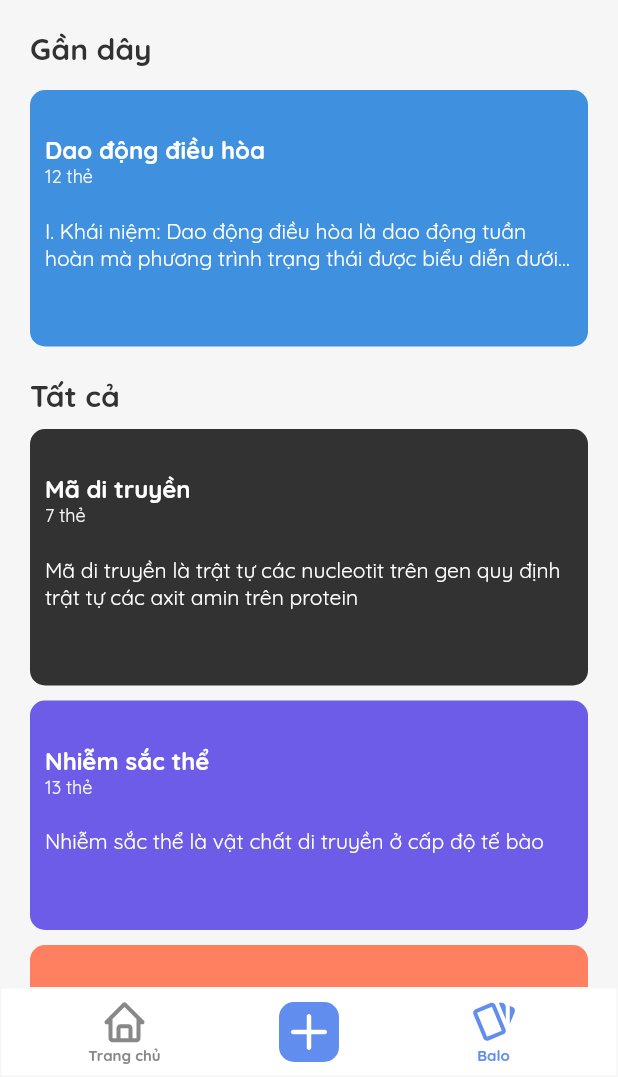
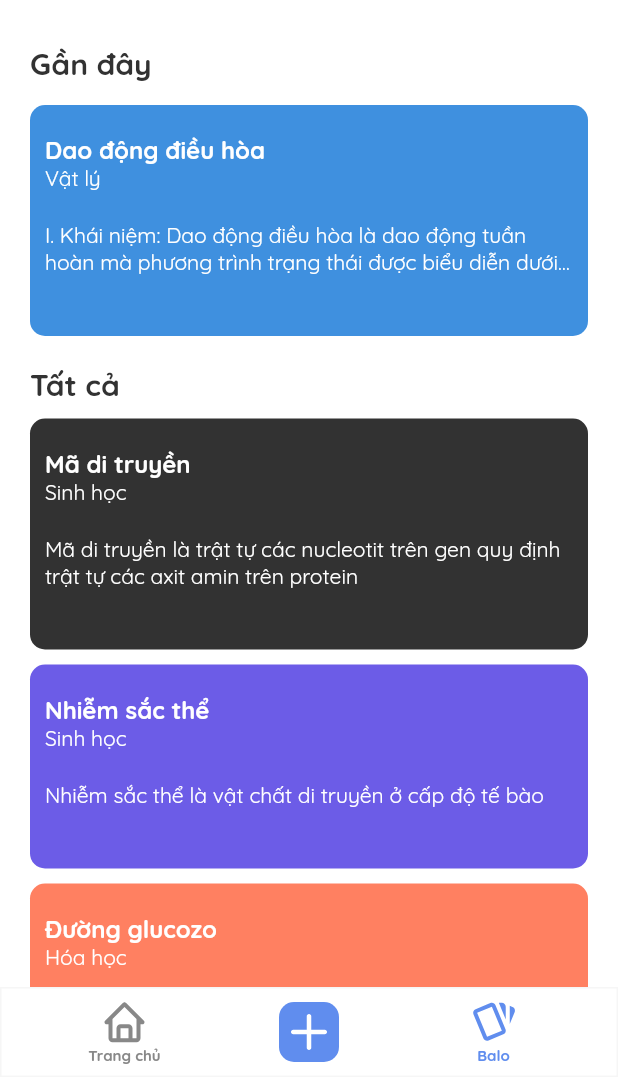
Before and after one commit to tadyuh76/studie, a Flutter app: the screen it shows once a user with an empty profile is signed in, after a tap on "Balo", on a phone screen of 412 x 824 dp, the part 159-1236 px from its top. Run offline on Flutter 3.47's test engine with Material 2 defaults, Android fonts, the phone set to English and light mode, and no system bars; our stand-ins replace cloud_firestore, firebase_auth, firebase_core, flutter_riverpod, flutter_svg, google_sign_in and 3 more; missing offline and left inert: agora_rtc_engine; accounts and stored records are empty; network calls fail.

Commit message:
note edit screen basic function

```diff
--- a/lib/constants/colors.dart
+++ b/lib/constants/colors.dart
@@ -4,6 +4,7 @@ const kPrimaryColor = Color(0xFF608DEE);
 const kPrimaryLight = Color(0xFFCEDBF8);
 // const kSecondaryColor = Color(0xFFFF637B);
 const kDarkGrey = Color(0xFF888888);
+const kGrey = Color(0xFFCCCCCC);
 const kLightGrey = Color(0xFFF6F6F6);
 const kWhite = Color(0xFFFFFFFF);
 const kBlack = Color(0xFF323232);
--- a/lib/main.dart
+++ b/lib/main.dart
@@ -61,6 +61,7 @@ class App extends StatelessWidget {
   }
 }
 
+// unfocus the keyboard whenever user tap the screen
 class _Unfocus extends StatelessWidget {
   final Widget child;
   const _Unfocus({required this.child});
--- a/lib/models/note.dart
+++ b/lib/models/note.dart
@@ -1,10 +1,10 @@
 class Note {
-  final String id;
-  final String title;
-  final String text;
-  final String lastEdit;
-  final String color;
-  final int numberOfFlashcards;
+  String id;
+  String title;
+  String text;
+  String lastEdit;
+  String color;
+  String folderName;
 
   Note({
     required this.id,
@@ -12,6 +12,18 @@ class Note {
     required this.text,
     required this.lastEdit,
     required this.color,
-    required this.numberOfFlashcards,
+    required this.folderName,
   });
+
+  void copyWith({
+    String? newTitle,
+    String? newText,
+    String? newFolderName,
+    String? newColor,
+  }) {
+    title = newTitle ?? title;
+    text = newText ?? text;
+    folderName = newFolderName ?? folderName;
+    color = newColor ?? color;
+  }
 }
--- a/lib/screens/notes_screen/notes_screen.dart
+++ b/lib/screens/notes_screen/notes_screen.dart
@@ -24,9 +24,9 @@ class _NotesScreenState extends State<NotesScreen> {
   @override
   Widget build(BuildContext context) {
     return Scaffold(
-      backgroundColor: kLightGrey,
+      backgroundColor: kWhite,
       appBar: AppBar(
-        backgroundColor: kLightGrey,
+        backgroundColor: kWhite,
         titleSpacing: 0,
         elevation: 0,
         title: Row(
@@ -47,8 +47,9 @@ class _NotesScreenState extends State<NotesScreen> {
               const SearchBar(
                 height: 50,
                 hintText: "Tìm kiếm ghi chú/flashcard",
-                color: kWhite,
+                color: kLightGrey,
               ),
+              const SizedBox(height: kMediumPadding),
               _tabIndex == 0 ? const NotesTab() : const FolderTab()
             ],
           )
--- a/lib/screens/notes_screen/tabs/notes_tab.dart
+++ b/lib/screens/notes_screen/tabs/notes_tab.dart
@@ -3,6 +3,7 @@ import 'package:studie/constants/breakpoints.dart';
 import 'package:studie/constants/colors.dart';
 import 'package:studie/models/note.dart';
 import 'package:studie/screens/notes_screen/widgets/note_widget.dart';
+import 'package:studie/widgets/hide_scrollbar.dart';
 
 final notes = [
   Note(
@@ -12,7 +13,7 @@ final notes = [
     lastEdit: DateTime.now().toString(),
     id: "",
     color: "blue",
-    numberOfFlashcards: 12,
+    folderName: "Vật lý",
   ),
   Note(
     id: "",
@@ -21,7 +22,7 @@ final notes = [
         "Mã di truyền là trật tự các nucleotit trên gen quy định trật tự các axit amin trên protein",
     lastEdit: DateTime.now().toString(),
     color: "black",
-    numberOfFlashcards: 7,
+    folderName: "Sinh học",
   ),
   Note(
     id: "",
@@ -29,7 +30,7 @@ final notes = [
     text: "Nhiễm sắc thể là vật chất di truyền ở cấp độ tế bào",
     lastEdit: DateTime.now().toString(),
     color: "lavender",
-    numberOfFlashcards: 13,
+    folderName: "Sinh học",
   ),
   Note(
     id: "",
@@ -37,7 +38,7 @@ final notes = [
     text: "Đường glucozo là một monosaccarit có công thức phân tử là C6H12O6",
     lastEdit: DateTime.now().toString(),
     color: "orange",
-    numberOfFlashcards: 11,
+    folderName: "Hóa học",
   ),
   Note(
     id: "",
@@ -46,7 +47,7 @@ final notes = [
         "to broadcast propaganda: to send out a programme on television or radio that may be false or eexagerrated in order to gain support for a political leader, a party etc",
     lastEdit: DateTime.now().toString(),
     color: "blue",
-    numberOfFlashcards: 20,
+    folderName: "Tiếng Anh",
   ),
 ];
 
@@ -56,19 +57,17 @@ class NotesTab extends StatelessWidget {
   @override
   Widget build(BuildContext context) {
     return Expanded(
-      child: Padding(
-        padding: const EdgeInsets.symmetric(horizontal: kDefaultPadding),
+      child: HideScrollbar(
         child: ListView.builder(
-          physics: const BouncingScrollPhysics(),
+          padding: const EdgeInsets.all(kDefaultPadding),
           itemCount: notes.length,
           itemBuilder: (context, index) {
             if (index == 0) {
               return Column(
                 crossAxisAlignment: CrossAxisAlignment.start,
                 children: [
-                  const SizedBox(height: kDefaultPadding),
                   const Text(
-                    "Gần dây",
+                    "Gần đây",
                     style: TextStyle(
                       fontWeight: FontWeight.bold,
                       color: kBlack,
--- a/lib/screens/notes_screen/widgets/note_widget.dart
+++ b/lib/screens/notes_screen/widgets/note_widget.dart
@@ -3,23 +3,34 @@ import 'package:studie/constants/banner_colors.dart';
 import 'package:studie/constants/breakpoints.dart';
 import 'package:studie/constants/colors.dart';
 import 'package:studie/models/note.dart';
+import 'package:studie/screens/note_edit_screen/note_edit_screen.dart';
 
 class NoteWidget extends StatelessWidget {
   final Note note;
   const NoteWidget({super.key, required this.note});
 
+  void onNoteTab(BuildContext context) {
+    Navigator.of(context).push(
+      MaterialPageRoute(
+        builder: (_) => NoteEditScreen(note: note),
+      ),
+    );
+  }
+
   @override
   Widget build(BuildContext context) {
     return Padding(
       padding: const EdgeInsets.only(top: kMediumPadding),
+      child: Material(
+        color: bannerColors[note.color],
+        borderRadius: const BorderRadius.all(Radius.circular(10)),
+        clipBehavior: Clip.hardEdge,
+        child: InkWell(
+          onTap: () => onNoteTab(context),
           child: Container(
             padding: const EdgeInsets.symmetric(
               horizontal: kMediumPadding,
-          vertical: kDefaultPadding + kMediumPadding,
-        ),
-        decoration: BoxDecoration(
-          color: bannerColors[note.color],
-          borderRadius: const BorderRadius.all(Radius.circular(10)),
+              vertical: kDefaultPadding,
             ),
             child: Column(
               crossAxisAlignment: CrossAxisAlignment.start,
@@ -33,23 +44,22 @@ class NoteWidget extends StatelessWidget {
                   ),
                 ),
                 Text(
-              "${note.numberOfFlashcards} thẻ",
-              style: const TextStyle(fontSize: 12, color: kLightGrey),
+                  note.folderName,
+                  style: const TextStyle(fontSize: 14, color: kWhite),
                 ),
                 const SizedBox(height: kDefaultPadding),
                 Text(
                   note.text,
                   maxLines: 2,
                   overflow: TextOverflow.ellipsis,
-              style: const TextStyle(
-                color: kWhite,
-                fontSize: 14,
-              ),
+                  style: const TextStyle(color: kWhite, fontSize: 14),
                 ),
                 const SizedBox(height: kDefaultPadding),
               ],
             ),
           ),
+        ),
+      ),
     );
   }
 }
--- a/lib/screens/room_screen/room_screen.dart
+++ b/lib/screens/room_screen/room_screen.dart
@@ -6,10 +6,10 @@ import 'package:studie/constants/colors.dart';
 import 'package:studie/models/room.dart';
 import 'package:studie/providers/pomodoro_provider.dart';
 import 'package:studie/providers/room_provider.dart';
+import 'package:studie/screens/notes_screen/notes_screen.dart';
 import 'package:studie/screens/room_screen/tab_pages/camera_view.dart';
 import 'package:studie/screens/room_screen/tab_pages/chats_view.dart';
 import 'package:studie/screens/room_screen/tab_pages/file_view.dart';
-import 'package:studie/screens/room_screen/tab_pages/notes_view.dart';
 import 'package:studie/screens/room_screen/widgets/app_bar.dart';
 import 'package:studie/screens/room_screen/widgets/pomodoro_widget.dart';
 import 'package:studie/screens/room_screen/widgets/study_session.dart';
@@ -21,7 +21,7 @@ final Map<String, Widget> tabs = {
   "camera": const CameraViewPage(),
   "image": const FileViewPage(),
   "chats": ChatsPage(),
-  "notes": const NotesPage(),
+  "notes": const NotesScreen(),
 };
 
 final globalKey = GlobalKey();
--- a/lib/screens/room_screen/tab_pages/chats_view.dart
+++ b/lib/screens/room_screen/tab_pages/chats_view.dart
@@ -7,6 +7,7 @@ import 'package:studie/models/message.dart';
 import 'package:studie/providers/room_provider.dart';
 import 'package:studie/screens/loading_screen/loading_screen.dart';
 import 'package:studie/services/db_methods.dart';
+import 'package:studie/widgets/hide_scrollbar.dart';
 import 'package:studie/widgets/message_box.dart';
 
 class ChatsPage extends ConsumerWidget {
@@ -42,9 +43,7 @@ class ChatsPage extends ConsumerWidget {
                         Message.fromJson(doc.data() as Map<String, dynamic>))
                     .toList();
 
-                return ScrollConfiguration(
-                  behavior: ScrollConfiguration.of(context)
-                      .copyWith(scrollbars: false),
+                return HideScrollbar(
                   child: Container(
                     padding:
                         const EdgeInsets.symmetric(horizontal: kDefaultPadding),
--- a/lib/screens/root_screen/root_screen.dart
+++ b/lib/screens/root_screen/root_screen.dart
@@ -132,10 +132,10 @@ class RootScreenState extends ConsumerState<RootScreen>
         ),
       ],
       title: const Text(
-        'Study247',
+        "Study247",
         style: TextStyle(
-          color: kTextColor,
           fontWeight: FontWeight.bold,
+          color: kBlack,
           fontSize: 24,
         ),
       ),
--- /dev/null
+++ b/lib/widgets/hide_scrollbar.dart
@@ -0,0 +1,14 @@
+import 'package:flutter/material.dart';
+
+class HideScrollbar extends StatelessWidget {
+  final Widget child;
+  const HideScrollbar({super.key, required this.child});
+
+  @override
+  Widget build(BuildContext context) {
+    return ScrollConfiguration(
+      behavior: ScrollConfiguration.of(context).copyWith(scrollbars: false),
+      child: child,
+    );
+  }
+}
```
Also changed, not shown: lib/screens/note_edit_screen/note_edit_screen.dart (added, +206 -0 lines), assets/icons/share.svg (added). Lines whose indentation alone changed are shown as unchanged.
